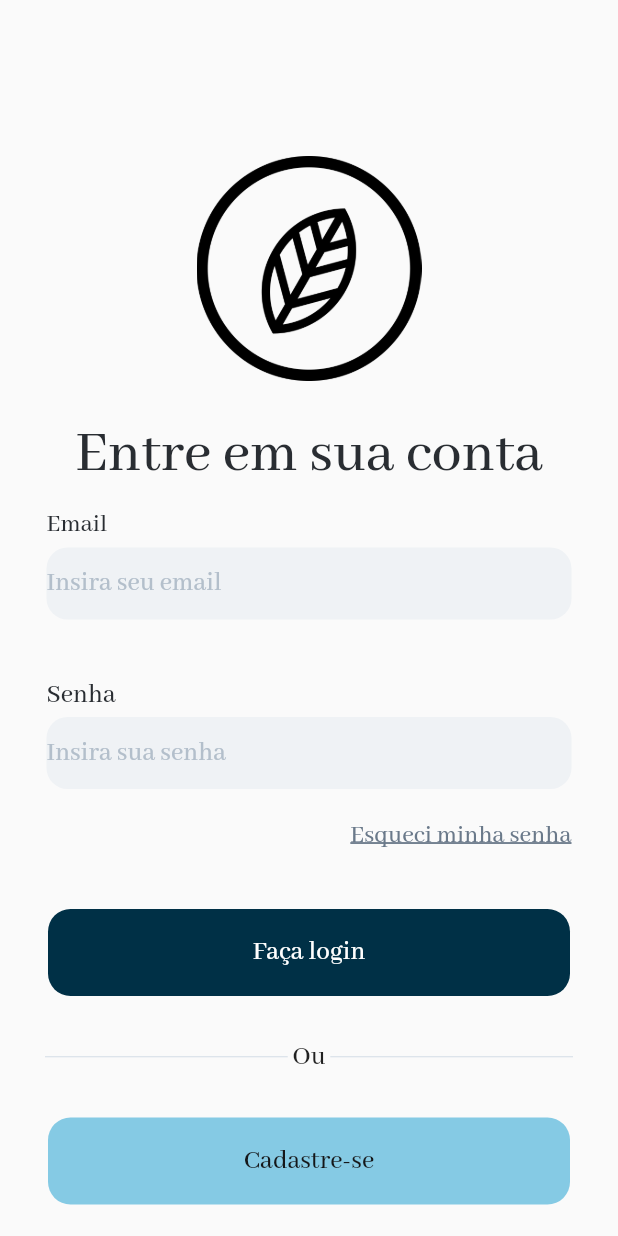
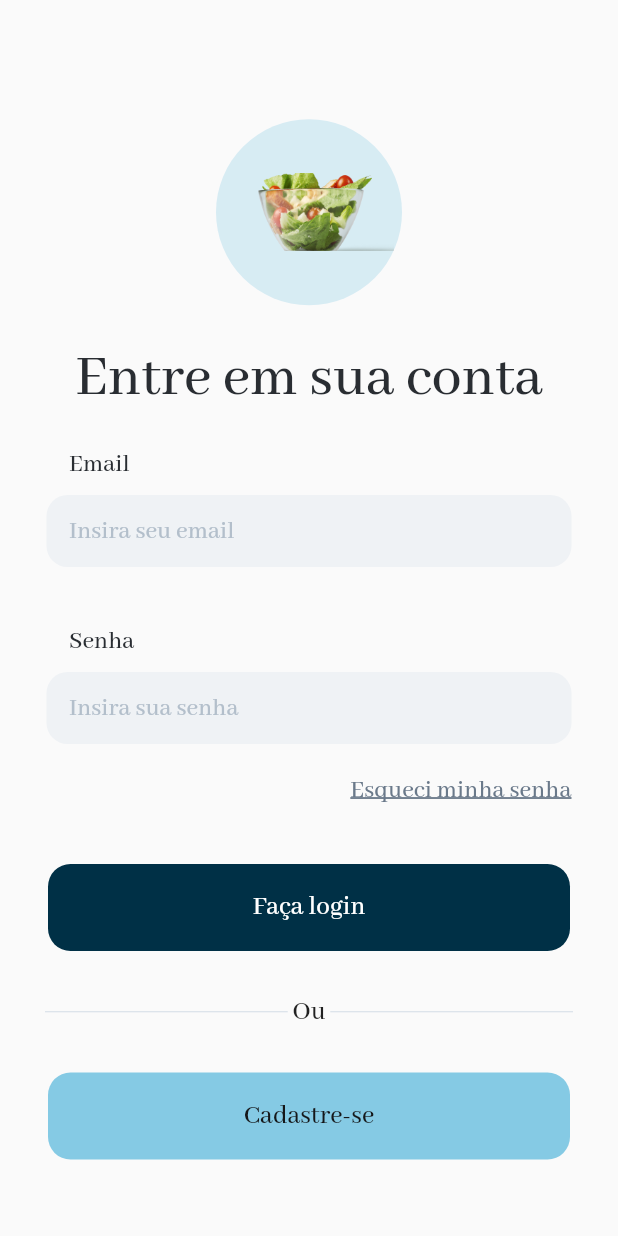
Before and after one commit to renanvolpe/family-farming-app, a Flutter app: the screen it shows after launch, on a phone screen of 412 x 824 dp. Run offline on Flutter 3.47's test engine with Material 2 defaults, Android fonts, the phone set to English and light mode, and no system bars.

Commit message:
adjust to fix login page bugs

```diff
--- a/lib/modules/authentication/pages/login_page.dart
+++ b/lib/modules/authentication/pages/login_page.dart
@@ -23,20 +23,31 @@ class _LoginPageState extends State<LoginPage> {
         elevation: 0,
         backgroundColor: const Color.fromRGBO(0, 0, 0, 0),
         centerTitle: true,
-        toolbarHeight: 320,
+        toolbarHeight: 300,
         title: Column(
           children: [
-            Padding(
-              padding: const EdgeInsets.only(top: 110.0, bottom: 25.0),
-              child: Image.asset(
-                'lib/core/images/placeholder.png',
-                fit: BoxFit.contain,
-                height: 150,
+            Container(
+              width: 124.0,
+              height: 124.0,
+              margin: const EdgeInsets.only(top: 55, bottom: 25),
+              decoration: const BoxDecoration(
+                color: Color.fromRGBO(133, 202, 228, 0.3),
+                shape: BoxShape.circle,
+              ),
+              child: Container(
+                margin: const EdgeInsets.only(left: 28, right: 5),
+                decoration: const BoxDecoration(
+                  image: DecorationImage(
+                    image: AssetImage('lib/core/images/placeholder.png'),
+                    fit: BoxFit.fitWidth,
+                  ),
+                ),
               ),
             ),
             const Text(
               'Entre em sua conta',
-              textAlign: TextAlign.left,
+              textAlign: TextAlign.center,
+              maxLines: 2,
               style: TextStyle(
                 color: Color.fromRGBO(41, 45, 50, 1.0),
                 fontSize: 40,
@@ -47,11 +58,10 @@ class _LoginPageState extends State<LoginPage> {
           ],
         ),
       ),
-      body: SingleChildScrollView(
-        child: Column(
+      body: Column(
         children: [
           Container(
-              padding: const EdgeInsets.only(top: 20, right: 180),
+            margin: const EdgeInsets.only(right: 150, bottom: 5),
             child: const SizedBox(
               width: 170.0,
               height: 25.0,
@@ -67,32 +77,33 @@ class _LoginPageState extends State<LoginPage> {
               ),
             ),
           ),
-            SizedBox(
+          Container(
             width: 350.0,
+            margin: const EdgeInsets.only(left: 30, right: 30),
             child: DecoratedBox(
               decoration: const BoxDecoration(
-                  color:  Color.fromRGBO(239, 242, 245, 1),
+                color: Color.fromRGBO(239, 242, 245, 1),
                 borderRadius: BorderRadius.all(
-                        Radius.circular(14.0), //                 <--- border radius here
+                  Radius.circular(14.0),
                 ),
               ),
               child: TextFormField(
                 decoration: const InputDecoration(
+                  contentPadding: EdgeInsets.only(left: 15),
                   border: InputBorder.none,
                   hintText: "Insira seu email",
                   hintStyle: TextStyle(
                     color: Color.fromRGBO(179, 191, 203, 1.0),
-                      fontSize: 18,
+                    fontSize: 17,
                     fontWeight: FontWeight.w500,
                     fontFamily: 'Abhaya Libre',
-
                   ),
                 ),
               ),
             ),
           ),
           Container(
-              padding: const EdgeInsets.only(top: 40, right: 180), //mudar padding para margin
+            margin: const EdgeInsets.only(top: 40, right: 150, bottom: 5),
             child: const SizedBox(
               width: 170.0,
               height: 25.0,
@@ -101,32 +112,33 @@ class _LoginPageState extends State<LoginPage> {
                 textAlign: TextAlign.left,
                 style: TextStyle(
                   color: Color.fromRGBO(41, 45, 50, 1.0),
-                    fontSize: 18,
+                  fontSize: 17,
                   fontWeight: FontWeight.w500,
                   fontFamily: 'Abhaya Libre',
                 ),
               ),
             ),
           ),
-            SizedBox(
+          Container(
             width: 350.0,
+            margin: const EdgeInsets.only(left: 30, right: 30),
             child: DecoratedBox(
               decoration: const BoxDecoration(
                 color: Color.fromRGBO(239, 242, 245, 1),
                 borderRadius: BorderRadius.all(
-                        Radius.circular(14.0), //                 <--- border radius here
+                  Radius.circular(14.0),
                 ),
               ),
               child: TextFormField(
                 decoration: const InputDecoration(
+                  contentPadding: EdgeInsets.only(left: 15),
                   border: InputBorder.none,
                   hintText: "Insira sua senha",
                   hintStyle: TextStyle(
                     color: Color.fromRGBO(179, 191, 203, 1.0),
-                      fontSize: 18,
+                    fontSize: 17,
                     fontWeight: FontWeight.w500,
                     fontFamily: 'Abhaya Libre',
-
                   ),
                 ),
               ),
@@ -183,8 +195,8 @@ class _LoginPageState extends State<LoginPage> {
               ),
             ),
           ),
-            Row(
-              children: const <Widget>[
+          const Row(
+            children: <Widget>[
               Expanded(
                 child: Divider(
                   color: Color.fromRGBO(213, 222, 231, 1),
@@ -248,7 +260,6 @@ class _LoginPageState extends State<LoginPage> {
           ),
         ],
       ),
-      ),
     );
   }
 }
```
Also changed, not shown: lib/core/images/placeholder.png. Lines whose indentation alone changed are shown as unchanged.
